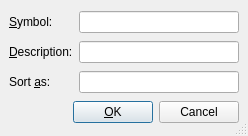
The window that src/frontends/qt4/ui/QNomenclUi.ui (cburschka/lyx) describes before a commit, drawn with Qt 5.
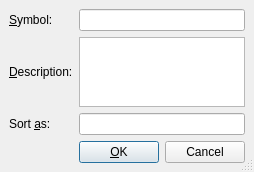
The same window after the commit.

```diff
--- a/src/frontends/qt4/ui/QNomenclUi.ui
+++ b/src/frontends/qt4/ui/QNomenclUi.ui
@@ -5,8 +5,8 @@
    <rect>
     <x>0</x>
     <y>0</y>
-    <width>248</width>
-    <height>136</height>
+    <width>254</width>
+    <height>165</height>
    </rect>
   </property>
   <property name="windowTitle" >
@@ -25,9 +25,6 @@
    <item row="2" column="1" >
     <widget class="QLineEdit" name="prefixED" />
    </item>
-   <item row="1" column="1" >
-    <widget class="QLineEdit" name="descrED" />
-   </item>
    <item row="2" column="0" >
     <widget class="QLabel" name="prefixLA" >
      <property name="text" >
@@ -44,7 +41,7 @@
       <string>&amp;Description:</string>
      </property>
      <property name="buddy" >
-      <cstring>descrED</cstring>
+      <cstring>descriptionTE</cstring>
      </property>
     </widget>
    </item>
@@ -111,6 +108,9 @@
      </item>
     </layout>
    </item>
+   <item row="1" column="1" >
+    <widget class="QTextEdit" name="descriptionTE" />
+   </item>
   </layout>
  </widget>
  <layoutdefault spacing="6" margin="11" />
```
Left out of the diff: 1 changed line with no effect on the pictures.
